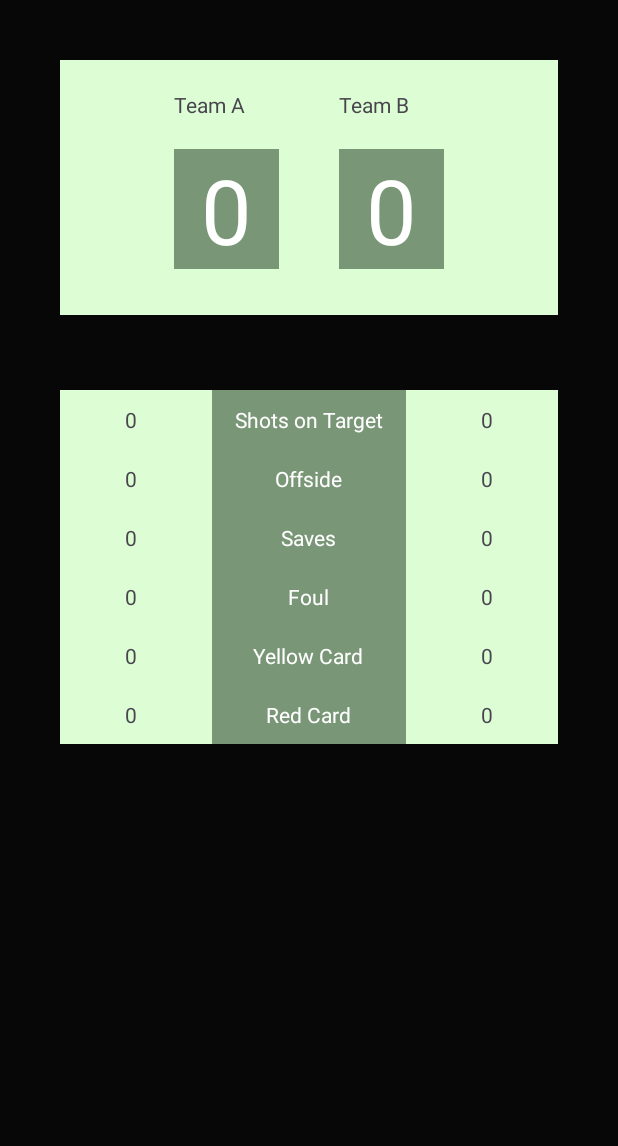
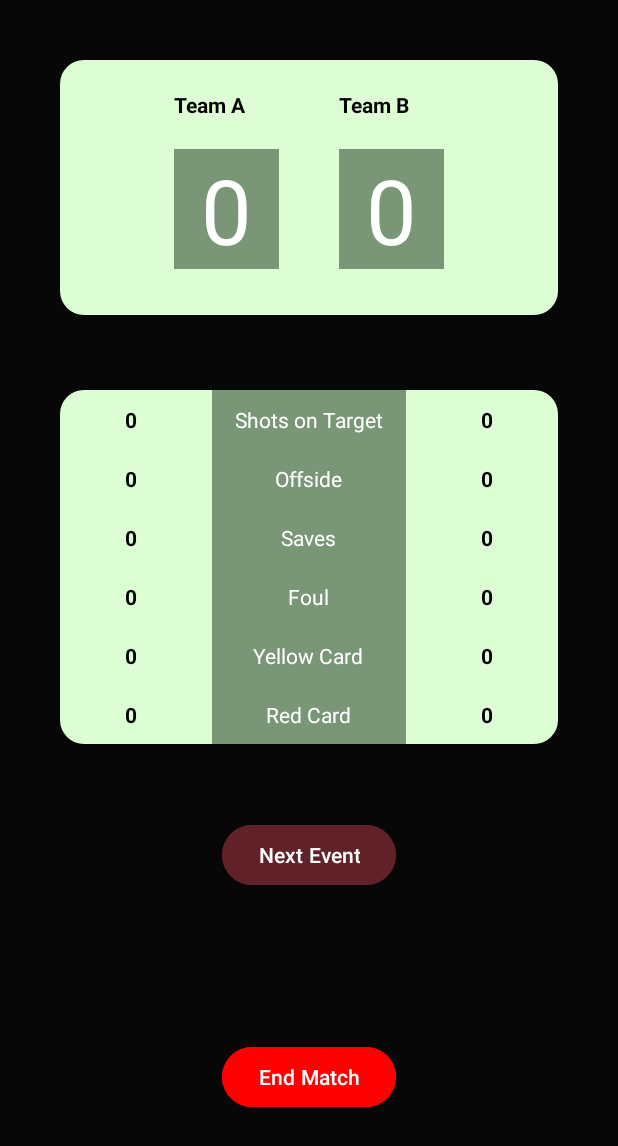
Before and after one commit to Mahim021/FootyFlick, an Android app: the layout running_match.xml on its own in the app's theme, with its tools: preview values and no code run, on a phone screen of 412 x 824 dp. Shown: the top 1146 px of the screen. Run offline under Robolectric (Android 15) with nearby library versions, the phone set to English and light mode, and no system bars.

Commit message:
work in progress

```diff
--- /dev/null
+++ b/app/src/main/res/drawable/drop_shadow.xml
@@ -0,0 +1,4 @@
+<?xml version="1.0" encoding="utf-8"?>
+<selector xmlns:android="http://schemas.android.com/apk/res/android">
+
+</selector>
--- /dev/null
+++ b/app/src/main/res/drawable/rounded_edge_and_color.xml
@@ -0,0 +1,7 @@
+<!-- res/drawable/rounded_bg.xml -->
+<shape xmlns:android="http://schemas.android.com/apk/res/android"
+    android:shape="rectangle">
+
+    <solid android:color="#DDFED4" /> <!-- Your desired background color -->
+    <corners android:radius="16dp" /> <!-- Rounded corners -->
+</shape>
--- a/app/src/main/res/layout/running_match.xml
+++ b/app/src/main/res/layout/running_match.xml
@@ -13,32 +13,32 @@
 
         <LinearLayout
             android:layout_width="match_parent"
-            android:layout_height="wrap_content"
+            android:layout_height="match_parent"
             android:orientation="vertical"
-            android:padding="40dp"
-            >
+            android:padding="40dp">
 
             <LinearLayout
                 android:layout_width="match_parent"
                 android:layout_height="match_parent"
-                android:background="#DDFED4"
+                android:background="@drawable/rounded_edge_and_color"
+                android:gravity="center"
                 android:orientation="horizontal"
-                android:gravity="center"
                 >
 
                 <LinearLayout
                     android:layout_width="wrap_content"
                     android:layout_height="150dp"
-                    android:orientation="vertical"
                     android:layout_margin="10dp"
-                    >
+                    android:orientation="vertical">
 
                     <TextView
                         android:id="@+id/running_match_team_1_name"
                         android:layout_width="wrap_content"
                         android:layout_height="wrap_content"
                         android:padding="10dp"
-                        android:text="Team A" />
+                        android:text="Team A"
+                        android:textColor="@color/black"
+                        android:textStyle="bold"/>
 
                     <LinearLayout
                         android:layout_width="70dp"
@@ -51,13 +51,10 @@
                             android:id="@+id/running_match_team_1_score"
                             android:layout_width="wrap_content"
                             android:layout_height="wrap_content"
-                              android:textSize="60sp"
                             android:text="0"
-                              android:textColor="@color/white">
-                          </TextView>
+                            android:textColor="@color/white"
+                            android:textSize="60sp"></TextView>
                     </LinearLayout>
-
-
 
 
                 </LinearLayout>
@@ -65,16 +62,17 @@
                 <LinearLayout
                     android:layout_width="wrap_content"
                     android:layout_height="150dp"
-                    android:orientation="vertical"
                     android:layout_margin="10dp"
-                    >
+                    android:orientation="vertical">
 
                     <TextView
                         android:id="@+id/running_match_team_2_name"
                         android:layout_width="wrap_content"
                         android:layout_height="wrap_content"
                         android:padding="10dp"
-                        android:text="Team B" />
+                        android:text="Team B"
+                        android:textColor="@color/black"
+                        android:textStyle="bold"/>
 
                     <LinearLayout
                         android:layout_width="70dp"
@@ -87,13 +85,10 @@
                             android:id="@+id/running_match_team_2_score"
                             android:layout_width="wrap_content"
                             android:layout_height="wrap_content"
-                            android:textSize="60sp"
                             android:text="0"
-                            android:textColor="@color/white">
-                        </TextView>
+                            android:textColor="@color/white"
+                            android:textSize="60sp"></TextView>
                     </LinearLayout>
-
-
 
 
                 </LinearLayout>
@@ -104,61 +99,78 @@
             <LinearLayout
                 android:layout_width="match_parent"
                 android:layout_height="wrap_content"
-                android:background="#DDFED4"
                 android:layout_marginTop="50dp"
-                android:orientation="horizontal"
+                android:background="@drawable/rounded_edge_and_color"
                 android:gravity="center"
-                >
+                android:orientation="horizontal">
 
                 <LinearLayout
                     android:layout_width="wrap_content"
                     android:layout_height="wrap_content"
                     android:layout_gravity="center"
+                    android:layout_marginRight="50dp"
                     android:gravity="center"
-                    android:orientation="vertical"
-                    android:layout_marginRight="50dp">
+                    android:orientation="vertical">
 
                     <TextView
+                        android:id="@+id/team_A_shots"
                         android:layout_width="wrap_content"
                         android:layout_height="wrap_content"
                         android:paddingTop="10dp"
                         android:paddingBottom="10dp"
+                        android:textColor="@color/black"
+                        android:textStyle="bold"
                         android:text="0" />
 
                     <TextView
+                        android:id="@+id/team_A_offside"
                         android:layout_width="wrap_content"
                         android:layout_height="wrap_content"
                         android:paddingTop="10dp"
                         android:paddingBottom="10dp"
+                        android:textColor="@color/black"
+                        android:textStyle="bold"
                         android:text="0" />
 
                     <TextView
+                        android:id="@+id/team_A_saves"
                         android:layout_width="wrap_content"
                         android:layout_height="wrap_content"
                         android:paddingTop="10dp"
                         android:paddingBottom="10dp"
+                        android:textColor="@color/black"
+                        android:textStyle="bold"
                         android:text="0" />
 
                     <TextView
+                        android:id="@+id/team_A_fouls"
                         android:layout_width="wrap_content"
                         android:layout_height="wrap_content"
                         android:paddingTop="10dp"
                         android:paddingBottom="10dp"
-                        android:text="0" />
+                        android:text="0"
+                        android:textColor="@color/black"
+                        android:textStyle="bold"/>
 
                     <TextView
+                        android:id="@+id/team_A_yellow"
                         android:layout_width="wrap_content"
                         android:layout_height="wrap_content"
                         android:paddingTop="10dp"
                         android:paddingBottom="10dp"
-                        android:text="0" />
+                        android:text="0"
+                        android:textColor="@color/black"
+                        android:textStyle="bold"/>
 
                     <TextView
+                        android:id="@+id/team_A_red"
                         android:layout_width="wrap_content"
                         android:layout_height="wrap_content"
                         android:paddingTop="10dp"
                         android:paddingBottom="10dp"
-                        android:text="0" />
+                        android:text="0"
+                        android:textColor="@color/black"
+                        android:textStyle="bold"/>
                 </LinearLayout>
 
                 <LinearLayout
@@ -169,8 +181,7 @@
                     android:gravity="center"
                     android:orientation="vertical"
                     android:paddingLeft="15dp"
-                    android:paddingRight="15dp"
-                    >
+                    android:paddingRight="15dp">
 
                     <TextView
                         android:layout_width="wrap_content"
@@ -227,52 +238,95 @@
                     android:layout_height="match_parent"
                     android:layout_gravity="center"
                     android:orientation="vertical"
-                    android:paddingLeft="50dp"
-                    >
+                    android:paddingLeft="50dp">
 
                     <TextView
                         android:layout_width="wrap_content"
                         android:layout_height="wrap_content"
                         android:paddingTop="10dp"
                         android:paddingBottom="10dp"
-                        android:text="0" />
+                        android:text="0"
+                        android:textColor="@color/black"
+                        android:textStyle="bold"/>
 
                     <TextView
                         android:layout_width="wrap_content"
                         android:layout_height="wrap_content"
                         android:paddingTop="10dp"
                         android:paddingBottom="10dp"
-                        android:text="0" />
+                        android:text="0"
+                        android:textColor="@color/black"
+                        android:textStyle="bold"/>
 
                     <TextView
                         android:layout_width="wrap_content"
                         android:layout_height="wrap_content"
                         android:paddingTop="10dp"
                         android:paddingBottom="10dp"
-                        android:text="0" />
+                        android:text="0"
+                        android:textColor="@color/black"
+                        android:textStyle="bold"/>
 
                     <TextView
                         android:layout_width="wrap_content"
                         android:layout_height="wrap_content"
                         android:paddingTop="10dp"
                         android:paddingBottom="10dp"
-                        android:text="0" />
+                        android:text="0"
+                        android:textColor="@color/black"
+                        android:textStyle="bold"/>
 
                     <TextView
                         android:layout_width="wrap_content"
                         android:layout_height="wrap_content"
                         android:paddingTop="10dp"
                         android:paddingBottom="10dp"
-                        android:text="0" />
+                        android:text="0"
+                        android:textColor="@color/black"
+                        android:textStyle="bold"/>
 
                     <TextView
                         android:layout_width="wrap_content"
                         android:layout_height="wrap_content"
                         android:paddingTop="10dp"
                         android:paddingBottom="10dp"
-                        android:text="0" />
+                        android:text="0"
+                        android:textColor="@color/black"
+                        android:textStyle="bold"/>
                 </LinearLayout>
             </LinearLayout>
+
+
+
+            <LinearLayout
+                android:layout_width="match_parent"
+                android:layout_height="wrap_content"
+                android:orientation="vertical"
+                android:paddingTop="50dp"
+                android:gravity="center"
+            >
+
+                <com.google.android.material.button.MaterialButton
+                    android:id="@+id/Next_Event_button"
+                    android:layout_width="wrap_content"
+                    android:layout_height="wrap_content"
+                    android:text="Next Event"
+                    android:textColor="@color/white"
+                    android:backgroundTint="#612129">
+                </com.google.android.material.button.MaterialButton>
+
+
+                <Button
+                    android:id="@+id/end_match_button"
+                    android:layout_width="wrap_content"
+                    android:layout_height="wrap_content"
+                    android:text="End Match"
+                    android:layout_marginTop="100dp"
+                    android:backgroundTint="#ff0000">
+
+                </Button>
+            </LinearLayout>
+
         </LinearLayout>
     </ScrollView>
 </androidx.constraintlayout.widget.ConstraintLayout>
--- a/gradle/libs.versions.toml
+++ b/gradle/libs.versions.toml
@@ -1,5 +1,5 @@
 [versions]
-agp = "8.10.1"
+agp = "8.9.2"
 junit = "4.13.2"
 junitVersion = "1.2.1"
 espressoCore = "3.6.1"
```
Also changed, not shown: app/src/main/AndroidManifest.xml (+6 -2 lines), app/src/main/java/com/example/footyflick/SingleFragment.java (+14 -8 lines), app/src/main/java/com/example/footyflick/running_match_controller.java (+87 -1 lines), app/src/main/res/drawable/ic_launcher_foreground.xml (+4 -29 lines), app/src/main/res/layout/popup_event_select.xml (added, +37 -0 lines), app/src/main/res/layout/popup_event_select_player.xml (added, +26 -0 lines). Lines whose indentation alone changed are shown as unchanged.
